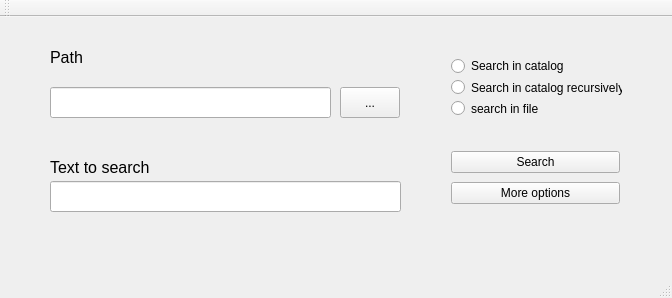
Above: officeHelp/mainwindow.ui from michalhuras/Office-Help before the change. Below: the same form after it.
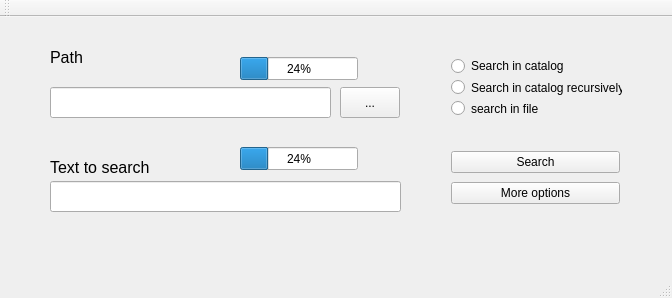
That is the form after the change.

The edit to the form file:
```diff
--- a/officeHelp/mainwindow.ui
+++ b/officeHelp/mainwindow.ui
@@ -142,6 +142,32 @@
      </item>
     </layout>
    </widget>
+   <widget class="QProgressBar" name="progressBar">
+    <property name="geometry">
+     <rect>
+      <x>240</x>
+      <y>40</y>
+      <width>118</width>
+      <height>23</height>
+     </rect>
+    </property>
+    <property name="value">
+     <number>24</number>
+    </property>
+   </widget>
+   <widget class="QProgressBar" name="progressBar_2">
+    <property name="geometry">
+     <rect>
+      <x>240</x>
+      <y>130</y>
+      <width>118</width>
+      <height>23</height>
+     </rect>
+    </property>
+    <property name="value">
+     <number>24</number>
+    </property>
+   </widget>
   </widget>
   <widget class="QMenuBar" name="menuBar">
    <property name="geometry">
```
